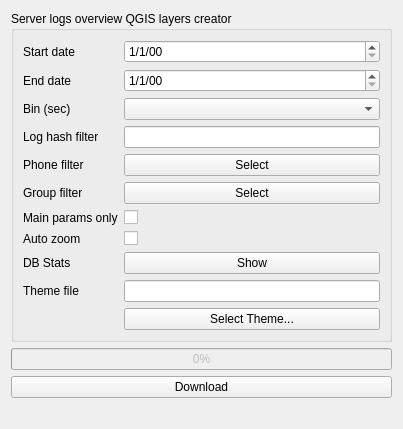
meritechsolutions/azenqos_qgis_plugin, file Azenqos/server_overview_widget.ui: the form before one commit.
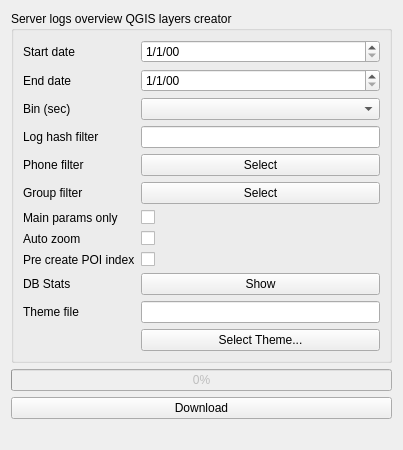
The form after the commit.

Commit message: add pre create poi index

What changed in the file:
```diff
--- a/Azenqos/server_overview_widget.ui
+++ b/Azenqos/server_overview_widget.ui
@@ -132,44 +132,58 @@
           </property>
          </widget>
         </item>
-        <item row="8" column="0">
+        <item row="9" column="0">
          <widget class="QLabel" name="dBStatsLabel">
           <property name="text">
            <string>DB Stats</string>
           </property>
          </widget>
         </item>
-        <item row="8" column="1">
+        <item row="9" column="1">
          <widget class="QPushButton" name="showDbStatsButton">
           <property name="text">
            <string>Show</string>
           </property>
          </widget>
         </item>
-        <item row="9" column="0">
+        <item row="10" column="0">
          <widget class="QLabel" name="label_8">
           <property name="text">
            <string>Theme file</string>
           </property>
          </widget>
         </item>
-        <item row="9" column="1">
+        <item row="10" column="1">
          <widget class="QLineEdit" name="select_theme_lineEdit"/>
         </item>
-        <item row="10" column="0">
+        <item row="11" column="0">
          <widget class="QLabel" name="label_10">
           <property name="text">
            <string/>
           </property>
          </widget>
         </item>
-        <item row="10" column="1">
+        <item row="11" column="1">
          <widget class="QPushButton" name="select_theme_pushButton">
           <property name="text">
            <string>Select Theme...</string>
           </property>
          </widget>
         </item>
+        <item row="8" column="0">
+         <widget class="QLabel" name="label_11">
+          <property name="text">
+           <string>Pre create POI index</string>
+          </property>
+         </widget>
+        </item>
+        <item row="8" column="1">
+         <widget class="QCheckBox" name="pre_create_index_checkBox">
+          <property name="text">
+           <string/>
+          </property>
+         </widget>
+        </item>
        </layout>
       </item>
      </layout>
```
The commit also changes 3 other files.
